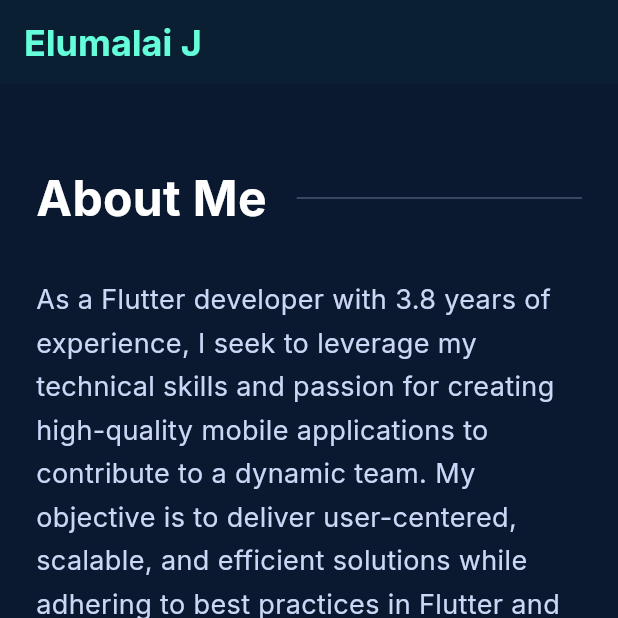
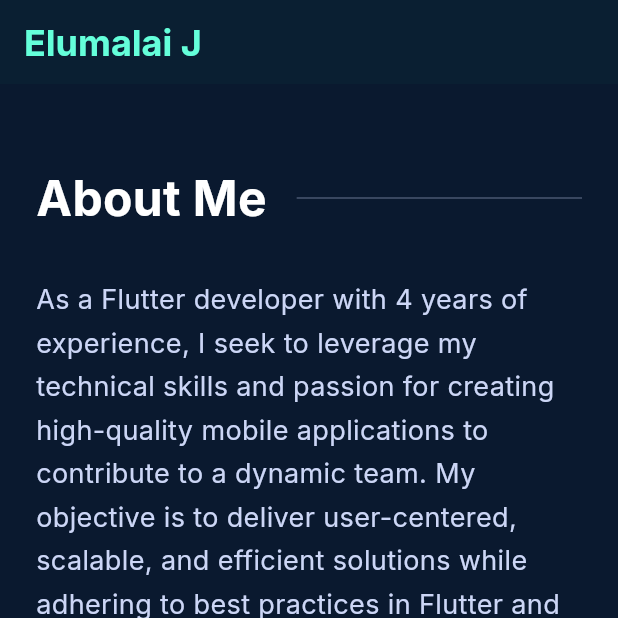
Before and after one commit to Elumalai24/FirebaseHosting, a Flutter app: the screen it shows after launch, scrolled down 576 dp, on a phone screen of 412 x 824 dp, the top half of it. Run offline on Flutter 3.47's test engine with Material 3 defaults, Android fonts, the phone set to English and light mode, and no system bars; drawn by our look-alikes of flutter_animate; our stand-ins replace font_awesome_flutter, google_fonts.

Commit message:
year updated

```diff
--- a/lib/utils/data.dart
+++ b/lib/utils/data.dart
@@ -41,7 +41,7 @@ class Data {
   static const String title = "Flutter Developer";
   static const String tagline = "Building high-quality mobile applications with Flutter.";
   static const String about =
-      "As a Flutter developer with 3.8 years of experience, I seek to leverage my technical skills and passion for creating high-quality mobile applications to contribute to a dynamic team. My objective is to deliver user-centered, scalable, and efficient solutions while adhering to best practices in Flutter and cross-platform development. I aim to continuously improve my expertise in mobile architecture, design, and performance optimization.";
+      "As a Flutter developer with 4 years of experience, I seek to leverage my technical skills and passion for creating high-quality mobile applications to contribute to a dynamic team. My objective is to deliver user-centered, scalable, and efficient solutions while adhering to best practices in Flutter and cross-platform development. I aim to continuously improve my expertise in mobile architecture, design, and performance optimization.";
 
   static const String email = "CONTACT ME";
 
```
